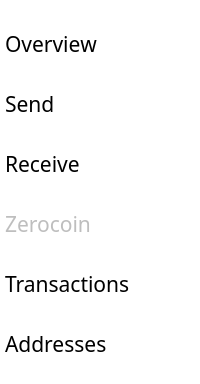
This is src/qt/forms/menupage.ui in GistOnionWei/zoin as Qt 5 draws it before an edit; both pictures show x 0 to 200 and y 0 to 384 of the 200 by 704 pixel window. The edited form follows.
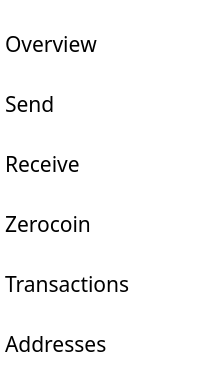
This is the edited form. Icons and pictures are not drawn.

The edit to the form file:
```diff
--- a/src/qt/forms/menupage.ui
+++ b/src/qt/forms/menupage.ui
@@ -620,7 +620,7 @@
    <item>
     <widget class="QPushButton" name="Zerocoin">
      <property name="enabled">
-      <bool>false</bool>
+      <bool>true</bool>
      </property>
      <property name="sizePolicy">
       <sizepolicy hsizetype="Fixed" vsizetype="Minimum">
```
